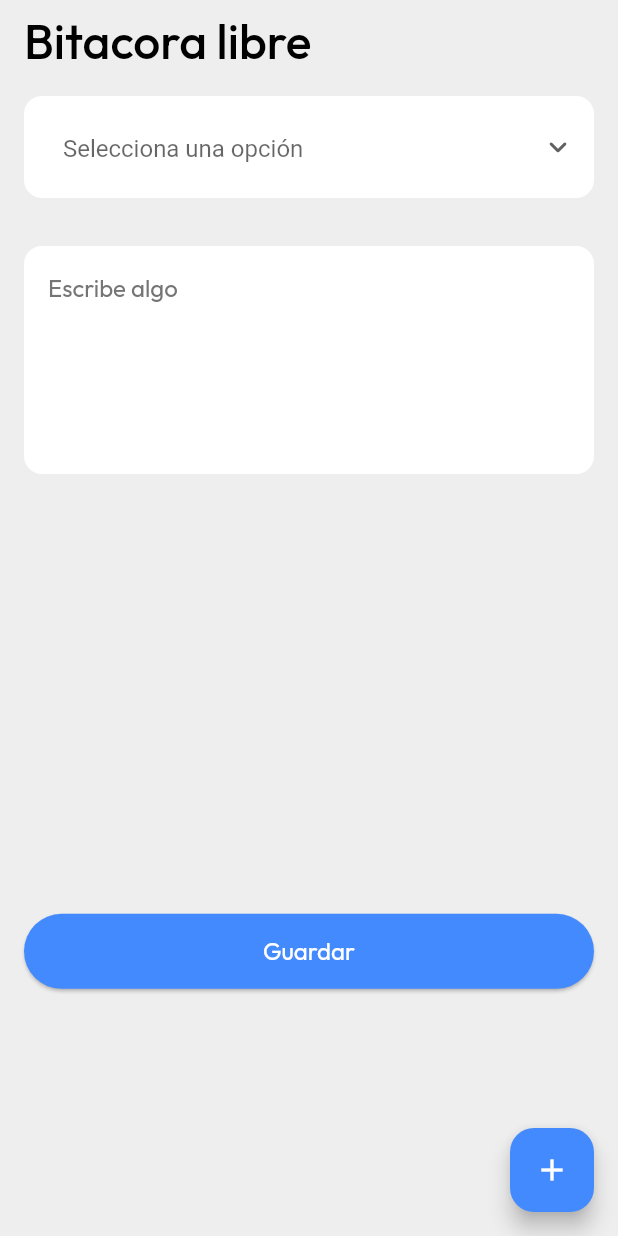
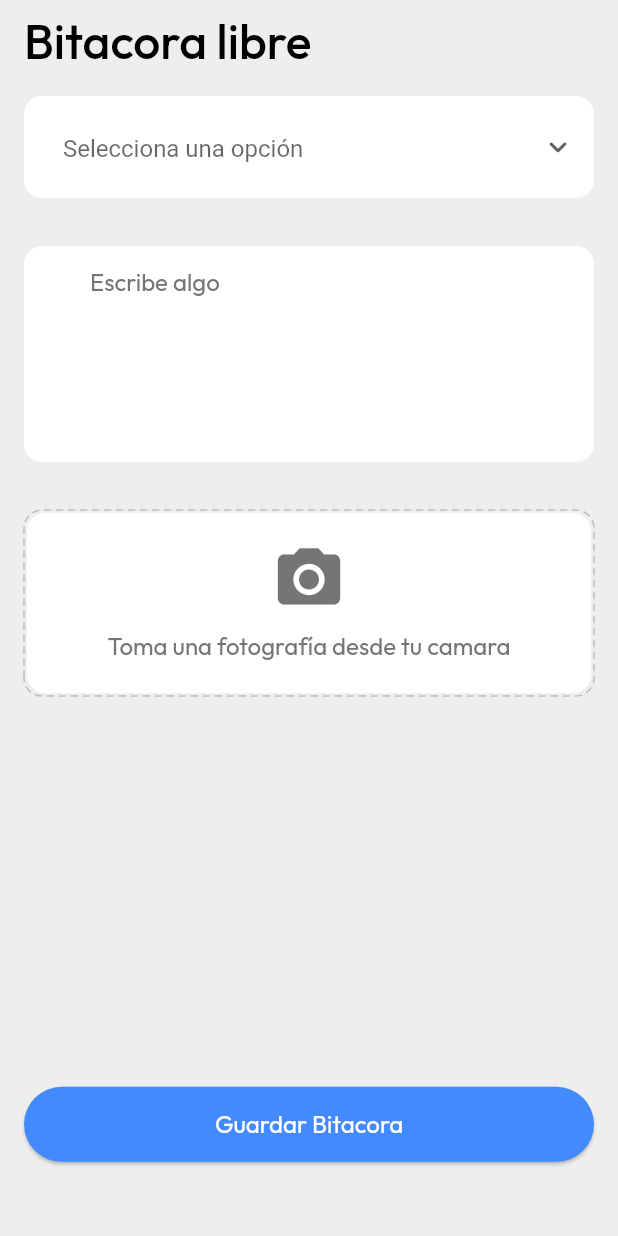
Before and after one commit to manypark/bitacoras, a Flutter app: the LogsScreen screen opened by its route, on a phone screen of 412 x 824 dp. Run offline on Flutter 3.47's test engine with Material 3 defaults, Android fonts, the phone set to English and light mode, and no system bars; drawn by our look-alikes of dotted_border; our stand-ins replace dio, equatable, flutter_bloc, flutter_svg, get_it, go_router and 2 more.

Commit message:
feat: finish take a task log view

```diff
--- a/lib/features/logs/presentation/screen/logs_screen.dart
+++ b/lib/features/logs/presentation/screen/logs_screen.dart
@@ -17,12 +17,6 @@ class LogsScreen extends StatelessWidget {
         title: Text('Bitacora libre', style: GlobalFonts.paragraphBodyTitleRegular ),
       ),
       body: const LogsView(),
-      floatingActionButton: FloatingActionButton(
-        onPressed: () {
-
-        },
-        child:  Icon( Icons.add ),
-      ),
     );
   }
 
--- a/lib/features/logs/presentation/views/logs_view.dart
+++ b/lib/features/logs/presentation/views/logs_view.dart
@@ -1,7 +1,8 @@
+import 'package:dotted_border/dotted_border.dart';
+import 'package:flutter/material.dart';
 
 import 'package:bitacoras/core/configs/configs.dart';
 import 'package:bitacoras/core/utils/constants/constans.dart';
-import 'package:flutter/material.dart';
 
 class LogsView extends StatelessWidget {
 
@@ -27,7 +28,6 @@ class LogsView extends StatelessWidget {
 
                     const SizedBox(height: LayoutConstants.spaceM),
 
-
                     DropdownButtonHideUnderline(
                       child: ButtonTheme(
                         alignedDropdown: true,
@@ -44,12 +44,11 @@ class LogsView extends StatelessWidget {
                             ),
                           ),
                           icon: Icon(Icons.keyboard_arrow_down_rounded),
-                          items: ['Salida de patio', 'Salida de gasolinera', 'Caseta', 'Llegada a descargar']
-                              .map((option) => DropdownMenuItem(
-                                    value: option,
-                                    child: Text(option, style: GlobalFonts.paragraphBodyMediumRegular),
-                                  ))
-                              .toList(),
+                          items: ['Salida de patio', 'Salida de gasolinera', 'Caseta', 'Llegada a descargar'].map((option) => DropdownMenuItem(
+                              value: option,
+                              child: Text(option, style: GlobalFonts.paragraphBodyMediumRegular),
+                            )
+                          ).toList(),
                           onChanged: (value) {},
                           validator: (value) {
                             if (value == null) {
@@ -66,11 +65,11 @@ class LogsView extends StatelessWidget {
 
                     const SizedBox(height: LayoutConstants.spaceXL),
 
-
                     TextFormField(
                       maxLines: 5,
                       decoration: InputDecoration(
                         hintText: 'Escribe algo',
+                        contentPadding: EdgeInsets.only( left: 40, bottom: 12, right: 40, top: 12 ),
                         hintStyle: GlobalFonts.paragraphBodyMediumRegular.copyWith(color: Colors.grey.shade600),
                         fillColor: Colors.white,
                         filled: true,
@@ -82,17 +81,51 @@ class LogsView extends StatelessWidget {
                       onFieldSubmitted: (value) {},
                     ),
 
+                    const SizedBox(height: LayoutConstants.spaceXL),
+
+                    DottedBorder(
+                      color       : Colors.grey.shade400,
+                      strokeWidth : 1,
+                      dashPattern : [5, 3],
+                      borderType  : BorderType.RRect,
+                      radius      : Radius.circular(12),
+                      child       : InkWell(
+                        onTap: () {
+
+                        },
+                        child: Container(
+                          width       : double.infinity,
+                          height      : 120,
+                          decoration  : BoxDecoration(
+                            borderRadius: BorderRadius.circular(12),
+                            color       : Colors.white,
+                          ),
+                          child: Column(
+                            mainAxisAlignment: MainAxisAlignment.center,
+                            children: [
+
+                              Icon( Icons.photo_camera, color: Colors.grey.shade600, size: 50 ),
+
+                              SizedBox( height: 8 ),
+
+                              Text('Toma una fotografía desde tu camara', style: GlobalFonts.paragraphBodyMediumRegular.copyWith( color: Colors.grey.shade600 ) ,),
+                            ],
+                          ),
+                        ),
+                      ),
+                    ),
+
                     Spacer(),
 
                     Padding(
-                      padding : EdgeInsets.only( bottom: height * 0.2 ),
+                      padding : EdgeInsets.only( bottom: height * 0.06 ),
                       child   : SizedBox(
                         height: 50,
                         width: double.infinity,
                         child: ElevatedButton(
                           onPressed: () {},
                           child: Text(
-                            'Guardar',
+                            'Guardar Bitacora',
                             style: GlobalFonts.paragraphBodyMediumRegular.copyWith(color: Colors.white),
                           ),
                         ),
--- a/pubspec.yaml
+++ b/pubspec.yaml
@@ -8,6 +8,7 @@ environment:
 
 dependencies:
   dio: ^5.8.0+1
+  dotted_border: ^2.1.0
   equatable: ^2.0.7
   flutter:
     sdk: flutter
```
Also changed, not shown: pubspec.lock.
